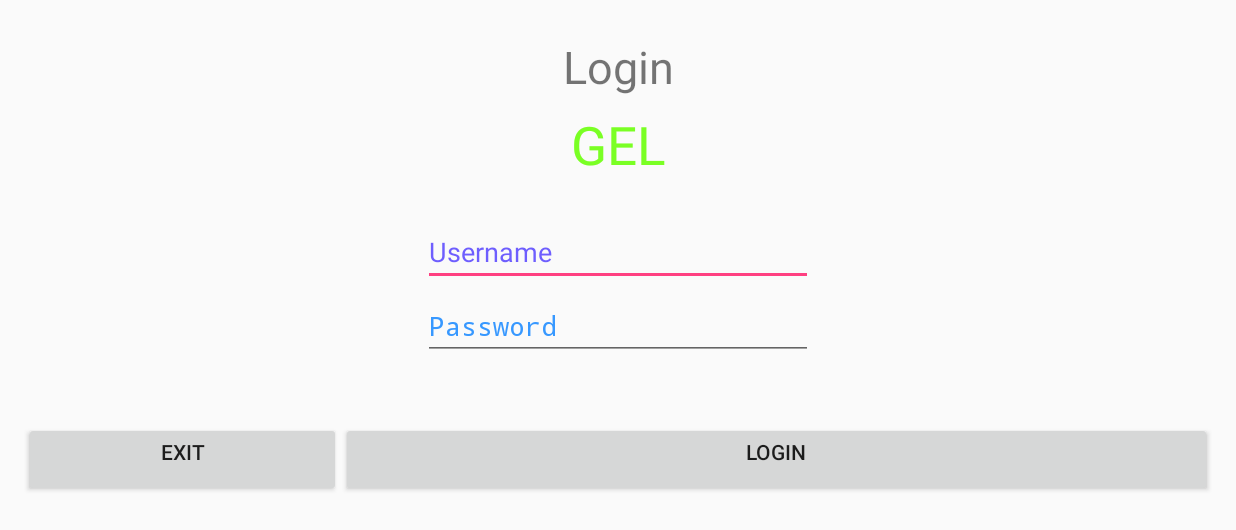
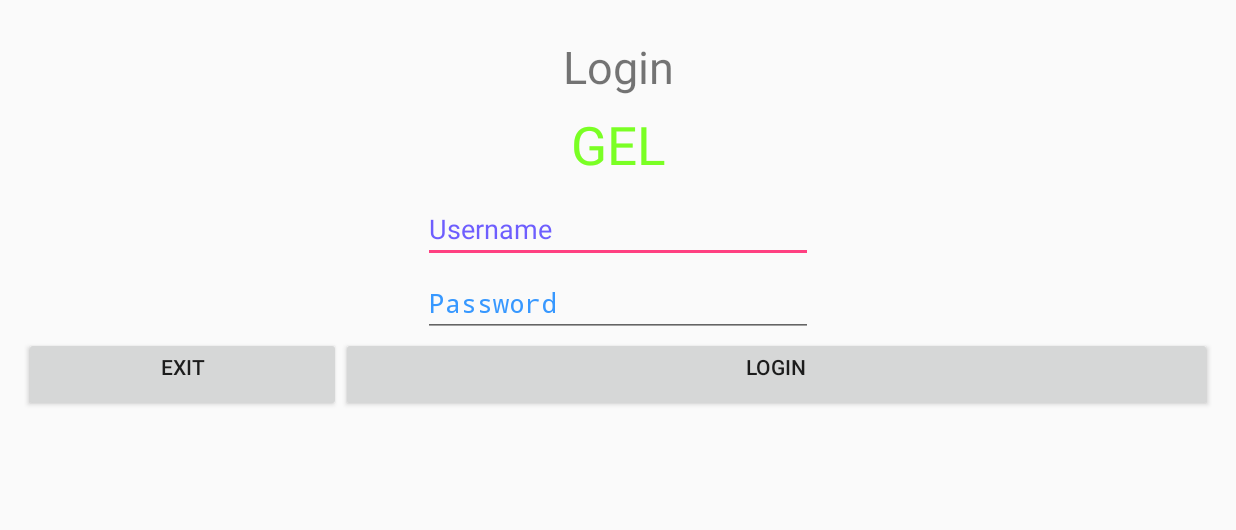
Before and after one commit to DragonStar3392/mobileFormApp, an Android app: the screen it shows after launch (LoginActivity), on a phone screen of 824 x 412 dp (held sideways). Shown: the top 530 px of the screen. Run offline under Robolectric (Android 15) with nearby library versions, the phone set to English and light mode, and no system bars.

Commit message:
update layout of table

```diff
--- a/app/src/main/res/layout/activity_login.xml
+++ b/app/src/main/res/layout/activity_login.xml
@@ -1,5 +1,6 @@
 <?xml version="1.0" encoding="utf-8"?>
-<RelativeLayout xmlns:android="http://schemas.android.com/apk/res/android"
+<RelativeLayout
+    xmlns:android="http://schemas.android.com/apk/res/android"
     xmlns:app="http://schemas.android.com/apk/res-auto"
     xmlns:tools="http://schemas.android.com/tools"
     android:layout_width="wrap_content"
@@ -18,17 +19,18 @@
         android:layout_centerHorizontal="true" />
         android:src="@drawable/abc"-->
 
-    <LinearLayout
+    <ScrollView
         android:layout_width="match_parent"
-        android:layout_height="328dp"
-        android:layout_gravity="center_horizontal"
-        android:fitsSystemWindows="true"
-        android:gravity="center_horizontal"
-        android:orientation="vertical">
+        android:layout_height="match_parent">
 
         <LinearLayout
             android:layout_width="match_parent"
-            android:layout_height="119dp"
+            android:layout_height="wrap_content"
+            android:orientation="vertical" >
+
+            <LinearLayout
+                android:layout_width="match_parent"
+                android:layout_height="match_parent"
                 android:orientation="vertical">
 
                 <TextView
@@ -67,7 +69,7 @@
 
             <LinearLayout
                 android:layout_width="match_parent"
-            android:layout_height="146dp"
+                android:layout_height="match_parent"
                 android:orientation="vertical">
 
                 <EditText
@@ -112,12 +114,12 @@
 
             <LinearLayout
                 android:layout_width="match_parent"
-            android:layout_height="60dp"
+                android:layout_height="match_parent"
                 android:orientation="horizontal">
 
                 <Button
+                    android:id="@+id/cancelButton"
                     style="style:?android:attr/buttonBarButtonStyle"
-                android:id="@+id/cancelButton"
                     android:layout_width="211dp"
                     android:layout_height="50dp"
                     android:gravity="center_horizontal"
@@ -126,8 +128,8 @@
                     app:layout_constraintVertical_bias="1.0" />
 
                 <Button
+                    android:id="@+id/loginButton"
                     style="style:?android:attr/buttonBarButtonStyle"
-                android:id="@+id/loginButton"
                     android:layout_width="0dp"
                     android:layout_height="50dp"
                     android:layout_weight="1"
@@ -138,5 +140,6 @@
             </LinearLayout>
 
         </LinearLayout>
+    </ScrollView>
 
 </RelativeLayout>
--- a/build.gradle
+++ b/build.gradle
@@ -7,7 +7,7 @@ buildscript {
         jcenter()
     }
     dependencies {
-        classpath 'com.android.tools.build:gradle:3.1.2'
+        classpath 'com.android.tools.build:gradle:3.1.3'
 
 
         // NOTE: Do not place your application dependencies here; they belong
```
Also changed, not shown: app/src/main/java/com/test/mobile/TransportActivity.java (+6 -0 lines), app/src/main/res/layout/content_transport.xml (+45 -34 lines). Lines whose indentation alone changed are shown as unchanged.
